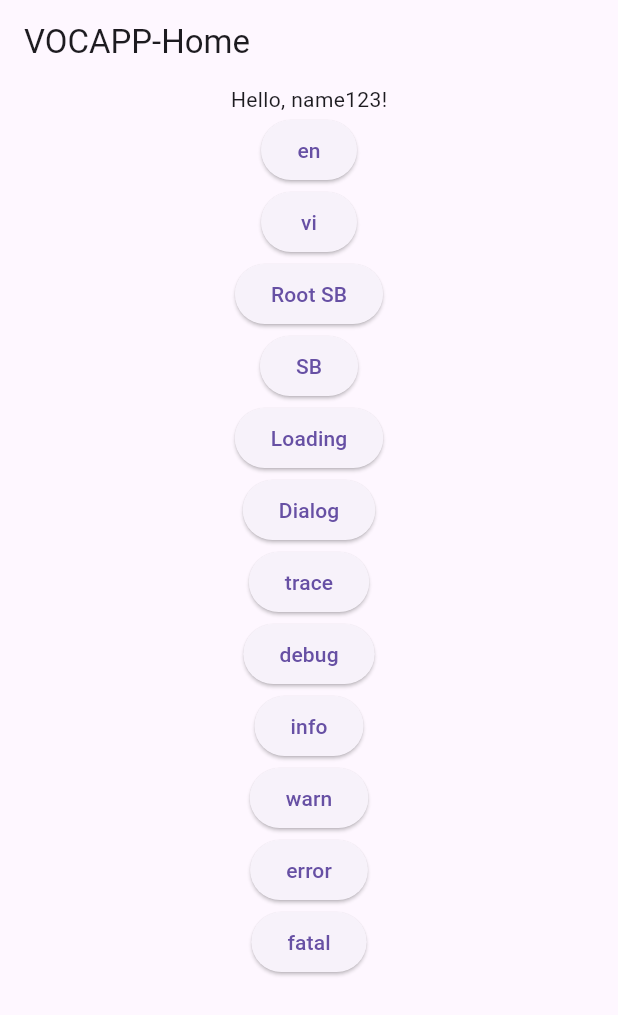
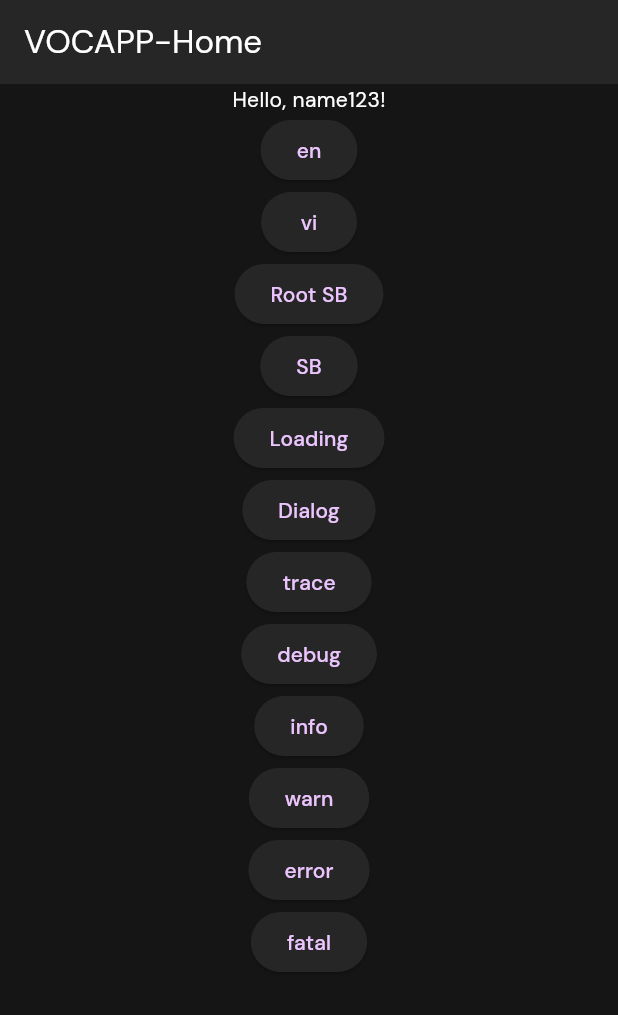
Before and after one commit to 0xkelvin/vocapp, a Flutter app: the screen it shows after launch, on a phone screen of 412 x 824 dp. Shown: the top 1015 px of the screen. Run offline on Flutter 3.47's test engine with Material 3 defaults, Android fonts, the phone set to English and light mode, and no system bars; our stand-ins replace auto_route, flash, flutter_screenutil, flutter_svg, injectable, logger and 1 more; missing offline and left inert: slang; generated files the repository leaves out were written again.

Commit message:
feat 🎨 init theme data

```diff
--- /dev/null
+++ b/lib/core/theme/vocapp_color_scheme.dart
@@ -0,0 +1,122 @@
+import 'package:flutter/material.dart';
+
+import 'vocapp_palette.dart';
+
+class VocappColorScheme extends ThemeExtension<VocappColorScheme> {
+  const VocappColorScheme({
+    required this.primaryColor,
+    required this.secondaryColor,
+    required this.backgroundPrimary,
+    required this.backgroundSecondary,
+    required this.textPrimary,
+    required this.neutral10,
+    required this.neutral20,
+    required this.neutral30,
+    required this.neutral40,
+    required this.neutral50,
+    required this.neutral60,
+    required this.neutral70,
+    required this.neutral80,
+    required this.neutral90,
+    required this.neutral100,
+  });
+
+  final Color primaryColor;
+  final Color secondaryColor;
+  final Color backgroundPrimary;
+  final Color backgroundSecondary;
+  final Color textPrimary;
+
+  final Color neutral10;
+  final Color neutral20;
+  final Color neutral30;
+  final Color neutral40;
+  final Color neutral50;
+  final Color neutral60;
+  final Color neutral70;
+  final Color neutral80;
+  final Color neutral90;
+  final Color neutral100;
+
+  factory VocappColorScheme.dark() => const VocappColorScheme(
+        primaryColor: VocappPalette.darkPrimaryColor,
+        secondaryColor: VocappPalette.darkSecondaryColor,
+        backgroundPrimary: VocappPalette.darkBackgroundPrimary,
+        backgroundSecondary: VocappPalette.darkBackgroundSecondary,
+        textPrimary: VocappPalette.darkTextPrimary,
+        neutral10: VocappPalette.neutral10,
+        neutral20: VocappPalette.neutral20,
+        neutral30: VocappPalette.neutral30,
+        neutral40: VocappPalette.neutral40,
+        neutral50: VocappPalette.neutral50,
+        neutral60: VocappPalette.neutral60,
+        neutral70: VocappPalette.neutral70,
+        neutral80: VocappPalette.neutral80,
+        neutral90: VocappPalette.neutral90,
+        neutral100: VocappPalette.neutral100,
+      );
+
+  @override
+  ThemeExtension<VocappColorScheme> copyWith({
+    Color? primaryColor,
+    Color? secondaryColor,
+    Color? backgroundPrimary,
+    Color? backgroundSecondary,
+    Color? textPrimary,
+    Color? neutral10,
+    Color? neutral20,
+    Color? neutral30,
+    Color? neutral40,
+    Color? neutral50,
+    Color? neutral60,
+    Color? neutral70,
+    Color? neutral80,
+    Color? neutral90,
+    Color? neutral100,
+  }) =>
+      VocappColorScheme(
+        primaryColor: primaryColor ?? this.primaryColor,
+        secondaryColor: secondaryColor ?? this.primaryColor,
+        backgroundPrimary: backgroundPrimary ?? this.primaryColor,
+        backgroundSecondary: backgroundSecondary ?? this.primaryColor,
+        textPrimary: textPrimary ?? this.primaryColor,
+        neutral10: neutral10 ?? this.primaryColor,
+        neutral20: neutral20 ?? this.primaryColor,
+        neutral30: neutral30 ?? this.primaryColor,
+        neutral40: neutral40 ?? this.primaryColor,
+        neutral50: neutral50 ?? this.primaryColor,
+        neutral60: neutral60 ?? this.primaryColor,
+        neutral70: neutral70 ?? this.primaryColor,
+        neutral80: neutral80 ?? this.primaryColor,
+        neutral90: neutral90 ?? this.primaryColor,
+        neutral100: neutral100 ?? this.primaryColor,
+      );
+
+  @override
+  ThemeExtension<VocappColorScheme> lerp(
+    covariant ThemeExtension<VocappColorScheme>? other,
+    double t,
+  ) =>
+      other is! VocappColorScheme
+          ? this
+          : VocappColorScheme(
+              primaryColor: Color.lerp(primaryColor, other.primaryColor, t)!,
+              secondaryColor:
+                  Color.lerp(secondaryColor, other.secondaryColor, t)!,
+              backgroundPrimary:
+                  Color.lerp(backgroundPrimary, other.backgroundPrimary, t)!,
+              backgroundSecondary: Color.lerp(
+                  backgroundSecondary, other.backgroundSecondary, t)!,
+              textPrimary: Color.lerp(textPrimary, other.textPrimary, t)!,
+              neutral10: Color.lerp(neutral10, other.neutral10, t)!,
+              neutral20: Color.lerp(neutral20, other.neutral20, t)!,
+              neutral30: Color.lerp(neutral30, other.neutral30, t)!,
+              neutral40: Color.lerp(neutral40, other.neutral40, t)!,
+              neutral50: Color.lerp(neutral50, other.neutral50, t)!,
+              neutral60: Color.lerp(neutral60, other.neutral60, t)!,
+              neutral70: Color.lerp(neutral70, other.neutral70, t)!,
+              neutral80: Color.lerp(neutral80, other.neutral80, t)!,
+              neutral90: Color.lerp(neutral90, other.neutral90, t)!,
+              neutral100: Color.lerp(neutral100, other.neutral100, t)!,
+            );
+}
--- /dev/null
+++ b/lib/core/theme/vocapp_palette.dart
@@ -0,0 +1,24 @@
+import 'package:flutter/material.dart';
+
+class VocappPalette {
+  static const Color darkPrimaryColor = Color(0xFFECC5FF);
+  static const Color darkSecondaryColor = Color(0xFFF5B0A5);
+
+  static const Color darkBackgroundPrimary = Color(0xFF151515);
+  static const Color darkBackgroundSecondary = Color(0xFF262626);
+
+  static const Color darkErrorColor = Color.fromARGB(255, 234, 96, 86);
+
+  static const Color darkTextPrimary = Color(0xFFFFFFFF);
+
+  static const Color neutral10 = Color(0xFFFFFFFF);
+  static const Color neutral20 = Color(0xFFCCCCCC);
+  static const Color neutral30 = Color(0xFF999999);
+  static const Color neutral40 = Color(0xFF666666);
+  static const Color neutral50 = Color(0xFF333333);
+  static const Color neutral60 = Color(0xFF1A1A1A);
+  static const Color neutral70 = Color(0xFF0D0D0D);
+  static const Color neutral80 = Color(0xFF080808);
+  static const Color neutral90 = Color(0xFF040404);
+  static const Color neutral100 = Color(0xFF000000);
+}
--- /dev/null
+++ b/lib/core/theme/vocapp_theme.dart
@@ -0,0 +1,39 @@
+import 'package:flutter/material.dart';
+
+import 'vocapp_color_scheme.dart';
+import 'vocapp_palette.dart';
+
+class VocappTheme {
+  static ThemeData dark() => ThemeData(
+        /* Fonts */
+        fontFamily: 'DM Sans',
+
+        /* Color */
+        extensions: [VocappColorScheme.dark()],
+        scaffoldBackgroundColor: VocappPalette.darkBackgroundPrimary,
+        colorScheme: const ColorScheme(
+          brightness: Brightness.dark,
+          primary: VocappPalette.darkPrimaryColor,
+          onPrimary: VocappPalette.neutral60,
+          secondary: VocappPalette.darkSecondaryColor,
+          onSecondary: VocappPalette.neutral60,
+          error: VocappPalette.darkErrorColor,
+          onError: VocappPalette.darkTextPrimary,
+          surface: VocappPalette.darkBackgroundSecondary,
+          onSurface: VocappPalette.neutral10,
+        ),
+      );
+}
+
+extension AppThemeExtension on ThemeData {
+  VocappColorScheme get appColorScheme =>
+      extension<VocappColorScheme>() ?? VocappColorScheme.dark();
+
+  bool get isDark => brightness == Brightness.dark;
+  bool get isLight => brightness == Brightness.light;
+}
+
+extension ThemeGetter on BuildContext {
+  ThemeData get theme => Theme.of(this);
+  VocappColorScheme get appColor => Theme.of(this).appColorScheme;
+}
--- a/lib/main.dart
+++ b/lib/main.dart
@@ -3,6 +3,7 @@ import 'package:flutter_localizations/flutter_localizations.dart';
 import 'package:flutter_screenutil/flutter_screenutil.dart';
 
 import 'core/services/services_mixin.dart';
+import 'core/theme/vocapp_theme.dart';
 import 'i18n/translations.g.dart';
 
 void main() {
@@ -23,7 +24,7 @@ class MyApp extends StatelessWidget with ServicesMixin {
         designSize: layout.screenType.designSize,
         builder: (context, child) => MaterialApp.router(
           title: 'VOCAPP',
-          theme: ThemeData(primarySwatch: Colors.blue),
+          theme: VocappTheme.dark(),
           scaffoldMessengerKey: msg.rootScaffoldMessengerKey,
           locale: TranslationProvider.of(context).flutterLocale, // use provider
           supportedLocales: AppLocaleUtils.supportedLocales,
```
